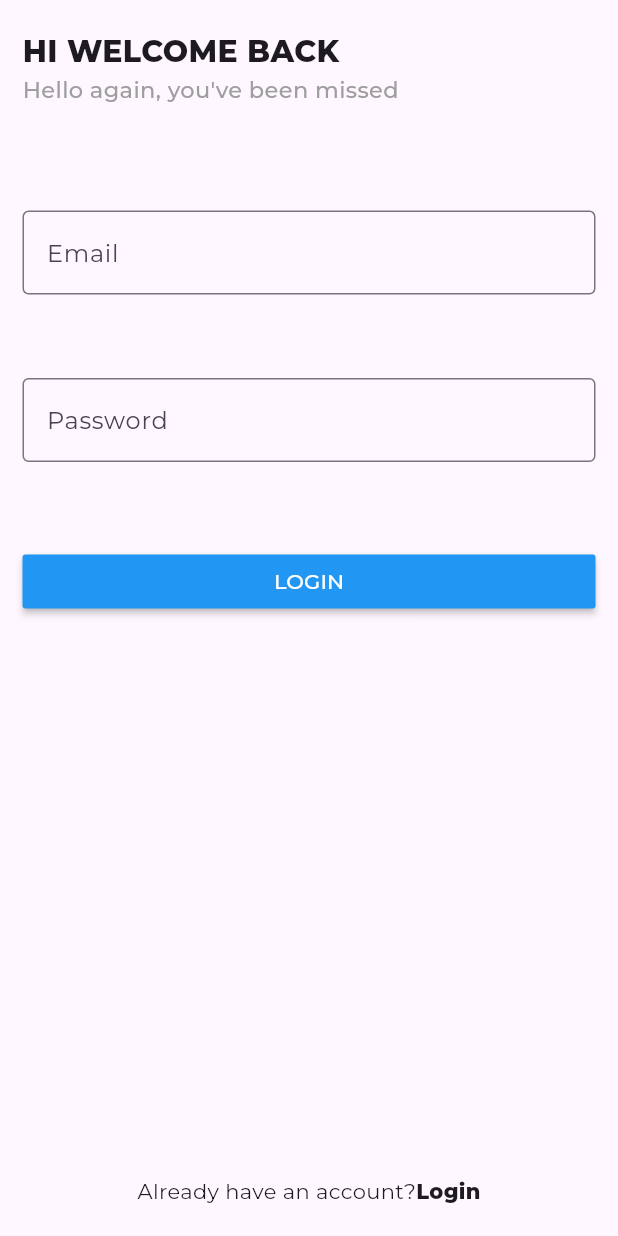
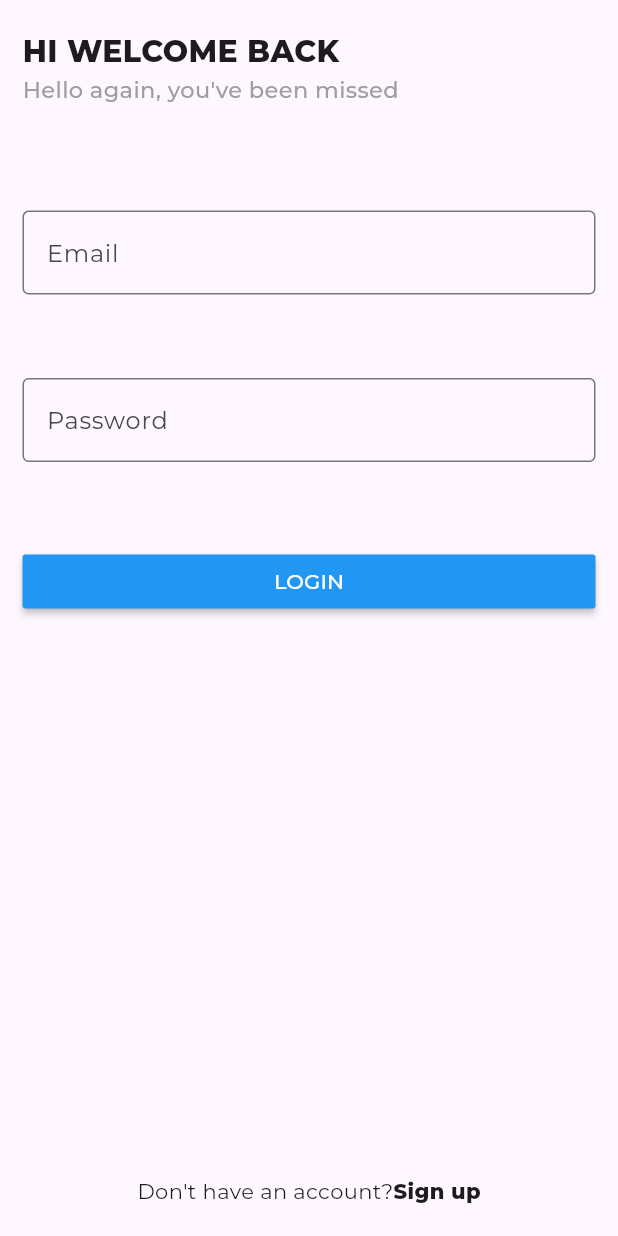
Before and after one commit to fathimathsafa/chatify, a Flutter app: the screen it shows after launch, on a phone screen of 412 x 824 dp. Run offline on Flutter 3.47's test engine with Material 3 defaults, Android fonts, the phone set to English and light mode, and no system bars; our stand-ins replace cloud_firestore, firebase_auth, firebase_core, firebase_messaging, google_fonts; accounts and stored records are empty.

```diff
--- a/lib/main.dart
+++ b/lib/main.dart
@@ -1,4 +1,5 @@
 import 'package:firebase_core/firebase_core.dart';
+import 'package:firebase_messaging/firebase_messaging.dart';
 import 'package:flutter/material.dart';
 import 'package:google_fonts/google_fonts.dart';
 import 'package:wincept_task/presentations/splash_screen/view/splash_screen.dart';
@@ -11,6 +12,7 @@ void main() async {
           appId: "1:40213863269:android:126c0b876f39fedebf5f8c",
           messagingSenderId: "",
           projectId: "winceptchat"));
+        //   await FirebaseMessaging.instance.subscribeToTopic("sample");
 
   runApp(const MyApp());
 }
--- a/lib/presentations/login_screen/view/login_screen.dart
+++ b/lib/presentations/login_screen/view/login_screen.dart
@@ -119,8 +119,8 @@ class _LoginScreenState extends State<LoginScreen> {
                   pwd: passwordController.text.trim())
               .then((response) {
             if (response == null) {
-              Navigator.of(context).push(
-                  MaterialPageRoute(builder: (context) =>  HomeScreen()));
+              Navigator.of(context)
+                  .push(MaterialPageRoute(builder: (context) => HomeScreen()));
             }
           });
         },
@@ -145,9 +145,9 @@ class _LoginScreenState extends State<LoginScreen> {
           mainAxisAlignment: MainAxisAlignment.center,
           crossAxisAlignment: CrossAxisAlignment.end,
           children: [
-            Text("Already have an account?"),
+            Text("Don't have an account?"),
             Text(
-              "Login",
+              "Sign up",
               style: TextStyle(fontWeight: FontWeight.w800),
             ),
           ],
```
Also changed, not shown: lib/presentations/chat_screen/view/chat_screen.dart (+32 -158 lines), lib/presentations/home_screen/controller/logout_controller.dart (added, +7 -0 lines), lib/presentations/home_screen/view/home_screen.dart (+14 -0 lines), 3 other files.
